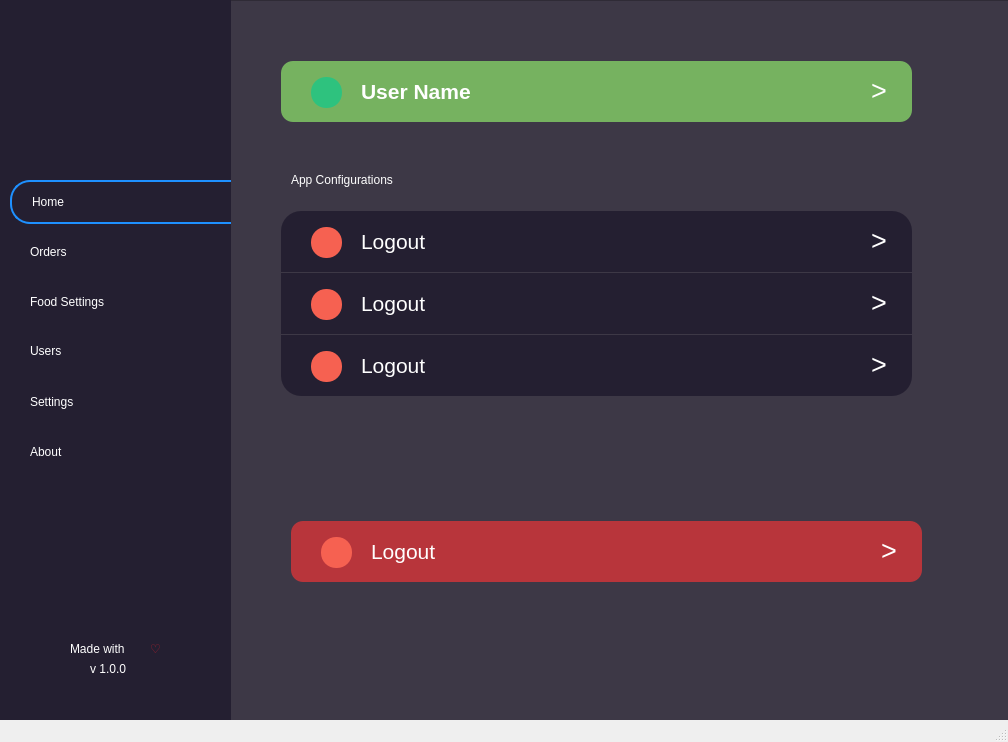
This is home.ui in jibrankhalil-jk/CafeKit as Qt 5 draws it before an edit. The edited form follows.
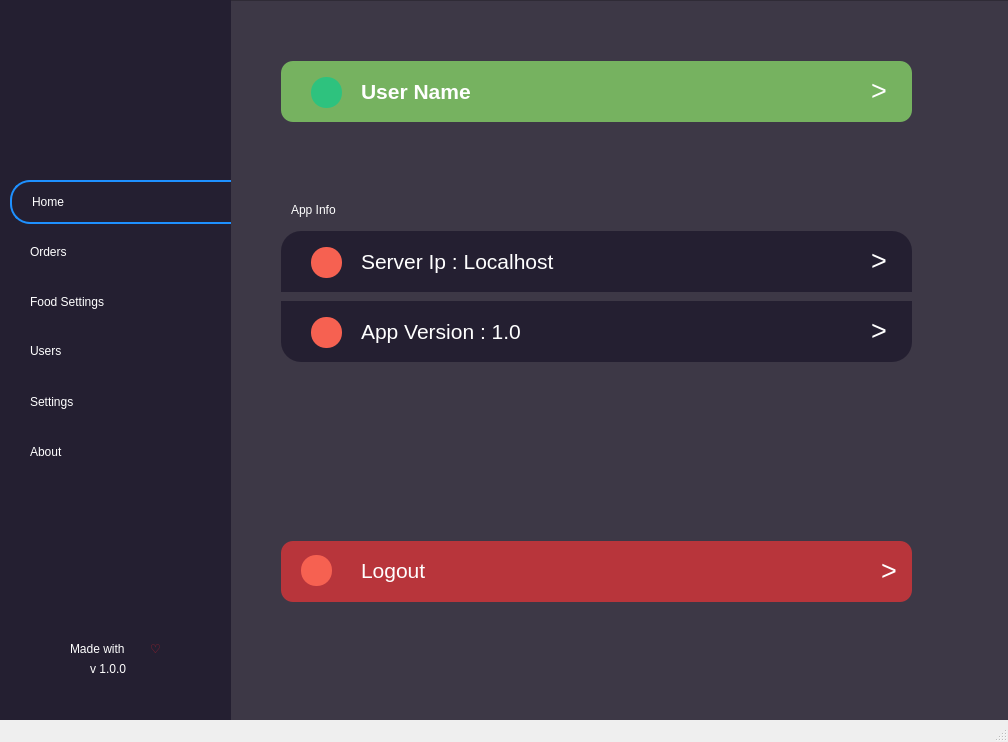
This is the edited form. Icons and pictures are not drawn.

Diff of the .ui file:
```diff
--- a/home.ui
+++ b/home.ui
@@ -1193,119 +1193,11 @@
        </property>
       </widget>
      </widget>
-     <widget class="QWidget" name="settingsLogoutButton" native="true">
-      <property name="geometry">
-       <rect>
-        <x>60</x>
-        <y>520</y>
-        <width>631</width>
-        <height>61</height>
-       </rect>
-      </property>
-      <property name="font">
-       <font>
-        <pointsize>36</pointsize>
-        <italic>true</italic>
-        <bold>true</bold>
-       </font>
-      </property>
-      <property name="styleSheet">
-       <string notr="true">#settingsLogoutButton{
-	background-color: rgb(184, 53, 59);
-   border-radius: 12px;
-}
-#settingsLogoutButton:Hover{
-	background-color: rgb(169, 81, 85);
-}
- </string>
-      </property>
-      <widget class="QLabel" name="homeLasUserName_4">
-       <property name="geometry">
-        <rect>
-         <x>80</x>
-         <y>18</y>
-         <width>371</width>
-         <height>26</height>
-        </rect>
-       </property>
-       <property name="font">
-        <font>
-         <family>Segoe UI</family>
-         <pointsize>18</pointsize>
-         <italic>false</italic>
-         <bold>false</bold>
-        </font>
-       </property>
-       <property name="styleSheet">
-        <string notr="true">background-color: transparent;
-font: 18pt &quot;Segoe UI&quot;;
-color: rgb(0, 0, 0);</string>
-       </property>
-       <property name="text">
-        <string>&lt;html&gt;&lt;head/&gt;&lt;body&gt;&lt;p&gt;&lt;span style=&quot; font-size:16pt; color:#ffffff;&quot;&gt;Logout&lt;/span&gt;&lt;/p&gt;&lt;/body&gt;&lt;/html&gt;</string>
-       </property>
-      </widget>
-      <widget class="QLabel" name="homeLasUserPicture_4">
-       <property name="geometry">
-        <rect>
-         <x>30</x>
-         <y>16</y>
-         <width>31</width>
-         <height>31</height>
-        </rect>
-       </property>
-       <property name="styleSheet">
-        <string notr="true">
-background-color: rgb(246, 97, 81);
-border-radius: 15px;
-color: rgb(0, 0, 0);
-padding:10px;
-</string>
-       </property>
-       <property name="text">
-        <string/>
-       </property>
-       <property name="pixmap">
-        <pixmap resource="Resources/resources.qrc">:/Images/Logout.svg</pixmap>
-       </property>
-       <property name="scaledContents">
-        <bool>true</bool>
-       </property>
-       <property name="alignment">
-        <set>Qt::AlignCenter</set>
-       </property>
-       <property name="wordWrap">
-        <bool>true</bool>
-       </property>
-       <property name="margin">
-        <number>0</number>
-       </property>
-       <property name="indent">
-        <number>0</number>
-       </property>
-      </widget>
-      <widget class="QLabel" name="label_10">
-       <property name="geometry">
-        <rect>
-         <x>590</x>
-         <y>10</y>
-         <width>19</width>
-         <height>39</height>
-        </rect>
-       </property>
-       <property name="styleSheet">
-        <string notr="true">background-color: transparent;</string>
-       </property>
-       <property name="text">
-        <string>&lt;html&gt;&lt;head/&gt;&lt;body&gt;&lt;p&gt;&lt;span style=&quot; font-size:20pt; color:#ffffff;&quot;&gt;&amp;gt;&lt;/span&gt;&lt;/p&gt;&lt;/body&gt;&lt;/html&gt;</string>
-       </property>
-      </widget>
-     </widget>
      <widget class="QWidget" name="settingsButton1" native="true">
       <property name="geometry">
        <rect>
         <x>50</x>
-        <y>210</y>
+        <y>230</y>
         <width>631</width>
         <height>61</height>
        </rect>
@@ -1350,7 +1242,7 @@
 color: rgb(0, 0, 0);</string>
        </property>
        <property name="text">
-        <string>&lt;html&gt;&lt;head/&gt;&lt;body&gt;&lt;p&gt;&lt;span style=&quot; font-size:16pt; color:#ffffff;&quot;&gt;Logout&lt;/span&gt;&lt;/p&gt;&lt;/body&gt;&lt;/html&gt;</string>
+        <string>&lt;html&gt;&lt;head/&gt;&lt;body&gt;&lt;p&gt;&lt;span style=&quot; font-size:16pt; color:#ffffff;&quot;&gt;Server Ip :  Localhost&lt;/span&gt;&lt;/p&gt;&lt;/body&gt;&lt;/html&gt;</string>
        </property>
       </widget>
       <widget class="QLabel" name="homeLasUserPicture_6">
@@ -1413,7 +1305,7 @@
       <property name="geometry">
        <rect>
         <x>50</x>
-        <y>334</y>
+        <y>300</y>
         <width>631</width>
         <height>61</height>
        </rect>
@@ -1458,7 +1350,7 @@
 color: rgb(0, 0, 0);</string>
        </property>
        <property name="text">
-        <string>&lt;html&gt;&lt;head/&gt;&lt;body&gt;&lt;p&gt;&lt;span style=&quot; font-size:16pt; color:#ffffff;&quot;&gt;Logout&lt;/span&gt;&lt;/p&gt;&lt;/body&gt;&lt;/html&gt;</string>
+        <string>&lt;html&gt;&lt;head/&gt;&lt;body&gt;&lt;p&gt;&lt;span style=&quot; font-size:16pt; color:#ffffff;&quot;&gt;App Version : 1.0&lt;/span&gt;&lt;/p&gt;&lt;/body&gt;&lt;/html&gt;</string>
        </property>
       </widget>
       <widget class="QLabel" name="homeLasUserPicture_7">
@@ -1517,123 +1409,130 @@
        </property>
       </widget>
      </widget>
-     <widget class="QWidget" name="settingsButton2" native="true">
-      <property name="geometry">
-       <rect>
-        <x>50</x>
-        <y>272</y>
-        <width>631</width>
-        <height>61</height>
-       </rect>
-      </property>
-      <property name="font">
-       <font>
-        <pointsize>36</pointsize>
-        <italic>true</italic>
-        <bold>true</bold>
-       </font>
-      </property>
-      <property name="styleSheet">
-       <string notr="true">#settingsButton2{
-	background-color: rgb(36, 31, 49);
-}
-#settingsButton2:Hover{
-	background-color: rgb(87, 78, 108);
-}</string>
-      </property>
-      <widget class="QLabel" name="homeLasUserName_8">
-       <property name="geometry">
-        <rect>
-         <x>80</x>
-         <y>18</y>
-         <width>371</width>
-         <height>26</height>
-        </rect>
-       </property>
-       <property name="font">
-        <font>
-         <family>Segoe UI</family>
-         <pointsize>18</pointsize>
-         <italic>false</italic>
-         <bold>false</bold>
-        </font>
-       </property>
-       <property name="styleSheet">
-        <string notr="true">background-color: transparent;
-font: 18pt &quot;Segoe UI&quot;;
-color: rgb(0, 0, 0);</string>
-       </property>
-       <property name="text">
-        <string>&lt;html&gt;&lt;head/&gt;&lt;body&gt;&lt;p&gt;&lt;span style=&quot; font-size:16pt; color:#ffffff;&quot;&gt;Logout&lt;/span&gt;&lt;/p&gt;&lt;/body&gt;&lt;/html&gt;</string>
-       </property>
-      </widget>
-      <widget class="QLabel" name="homeLasUserPicture_8">
-       <property name="geometry">
-        <rect>
-         <x>30</x>
-         <y>16</y>
-         <width>31</width>
-         <height>31</height>
-        </rect>
-       </property>
-       <property name="styleSheet">
-        <string notr="true">
-background-color: rgb(246, 97, 81);
-border-radius: 15px;
-color: rgb(0, 0, 0);
-padding:10px;
-</string>
-       </property>
-       <property name="text">
-        <string/>
-       </property>
-       <property name="pixmap">
-        <pixmap resource="Resources/resources.qrc">:/Images/Logout.svg</pixmap>
-       </property>
-       <property name="scaledContents">
-        <bool>true</bool>
-       </property>
-       <property name="alignment">
-        <set>Qt::AlignCenter</set>
-       </property>
-       <property name="wordWrap">
-        <bool>true</bool>
-       </property>
-       <property name="margin">
-        <number>0</number>
-       </property>
-       <property name="indent">
-        <number>0</number>
-       </property>
-      </widget>
-      <widget class="QLabel" name="label_16">
-       <property name="geometry">
-        <rect>
-         <x>590</x>
-         <y>10</y>
-         <width>19</width>
-         <height>39</height>
-        </rect>
-       </property>
-       <property name="styleSheet">
-        <string notr="true">background-color: transparent;</string>
-       </property>
-       <property name="text">
-        <string>&lt;html&gt;&lt;head/&gt;&lt;body&gt;&lt;p&gt;&lt;span style=&quot; font-size:20pt; color:#ffffff;&quot;&gt;&amp;gt;&lt;/span&gt;&lt;/p&gt;&lt;/body&gt;&lt;/html&gt;</string>
-       </property>
-      </widget>
-     </widget>
      <widget class="QLabel" name="label_8">
       <property name="geometry">
        <rect>
         <x>60</x>
-        <y>170</y>
+        <y>200</y>
         <width>129</width>
         <height>18</height>
        </rect>
       </property>
       <property name="text">
-       <string>&lt;html&gt;&lt;head/&gt;&lt;body&gt;&lt;p&gt;&lt;span style=&quot; color:#ffffff;&quot;&gt;App Configurations&lt;/span&gt;&lt;/p&gt;&lt;/body&gt;&lt;/html&gt;</string>
+       <string>&lt;html&gt;&lt;head/&gt;&lt;body&gt;&lt;p&gt;&lt;span style=&quot; color:#ffffff;&quot;&gt;App Info&lt;/span&gt;&lt;/p&gt;&lt;/body&gt;&lt;/html&gt;</string>
+      </property>
+     </widget>
+     <widget class="QPushButton" name="settingsLogoutButton">
+      <property name="geometry">
+       <rect>
+        <x>50</x>
+        <y>540</y>
+        <width>631</width>
+        <height>61</height>
+       </rect>
+      </property>
+      <property name="styleSheet">
+       <string notr="true">#settingsLogoutButton{
+	background-color: rgb(184, 53, 59);
+   border-radius: 12px;
+}
+#settingsLogoutButton:Hover{
+	background-color: rgb(169, 81, 85);
+}
+ </string>
+      </property>
+      <property name="text">
+       <string/>
+      </property>
+     </widget>
+     <widget class="QLabel" name="homeLasUserName_4">
+      <property name="enabled">
+       <bool>false</bool>
+      </property>
+      <property name="geometry">
+       <rect>
+        <x>130</x>
+        <y>557</y>
+        <width>66</width>
+        <height>26</height>
+       </rect>
+      </property>
+      <property name="font">
+       <font>
+        <family>Segoe UI</family>
+        <pointsize>18</pointsize>
+        <italic>false</italic>
+        <bold>false</bold>
+       </font>
+      </property>
+      <property name="styleSheet">
+       <string notr="true">background-color: transparent;
+font: 18pt &quot;Segoe UI&quot;;
+color: rgb(0, 0, 0);</string>
+      </property>
+      <property name="text">
+       <string>&lt;html&gt;&lt;head/&gt;&lt;body&gt;&lt;p&gt;&lt;span style=&quot; font-size:16pt; color:#ffffff;&quot;&gt;Logout&lt;/span&gt;&lt;/p&gt;&lt;/body&gt;&lt;/html&gt;</string>
+      </property>
+     </widget>
+     <widget class="QLabel" name="homeLasUserPicture_4">
+      <property name="enabled">
+       <bool>false</bool>
+      </property>
+      <property name="geometry">
+       <rect>
+        <x>70</x>
+        <y>554</y>
+        <width>31</width>
+        <height>31</height>
+       </rect>
+      </property>
+      <property name="styleSheet">
+       <string notr="true">
+background-color: rgb(246, 97, 81);
+border-radius: 15px;
+color: rgb(0, 0, 0);
+padding:10px;
+</string>
+      </property>
+      <property name="text">
+       <string/>
+      </property>
+      <property name="pixmap">
+       <pixmap resource="Resources/resources.qrc">:/Images/Logout.svg</pixmap>
+      </property>
+      <property name="scaledContents">
+       <bool>true</bool>
+      </property>
+      <property name="alignment">
+       <set>Qt::AlignCenter</set>
+      </property>
+      <property name="wordWrap">
+       <bool>true</bool>
+      </property>
+      <property name="margin">
+       <number>0</number>
+      </property>
+      <property name="indent">
+       <number>0</number>
+      </property>
+     </widget>
+     <widget class="QLabel" name="label_10">
+      <property name="enabled">
+       <bool>false</bool>
+      </property>
+      <property name="geometry">
+       <rect>
+        <x>650</x>
+        <y>550</y>
+        <width>19</width>
+        <height>39</height>
+       </rect>
+      </property>
+      <property name="styleSheet">
+       <string notr="true">background-color: transparent;</string>
+      </property>
+      <property name="text">
+       <string>&lt;html&gt;&lt;head/&gt;&lt;body&gt;&lt;p&gt;&lt;span style=&quot; font-size:20pt; color:#ffffff;&quot;&gt;&amp;gt;&lt;/span&gt;&lt;/p&gt;&lt;/body&gt;&lt;/html&gt;</string>
       </property>
      </widget>
     </widget>
```
Left out of the diff: 6 changed lines with no effect on the pictures.
